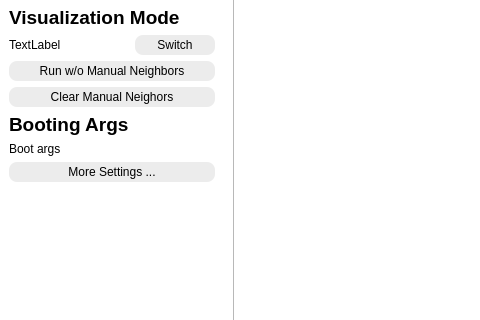
Above: __ui/__window.ui from cocoon2wong/Project-Solitaire before the change; both pictures show x 0 to 480 and y 181 to 501 of the 890 by 662 pixel window. Below: the same form after it.
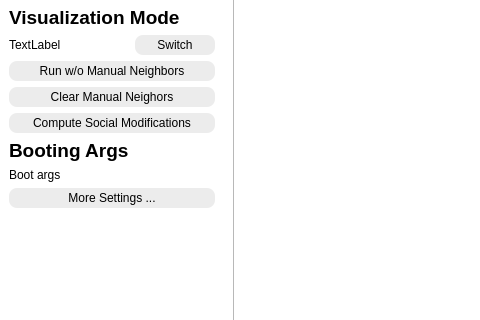
That is the form after the change. Custom widgets are drawn as their Qt base class.

Commit message: Add social-modification- visualizing methods

The edit to the form file:
```diff
--- a/__ui/__window.ui
+++ b/__ui/__window.ui
@@ -259,6 +259,13 @@
            </property>
           </widget>
          </item>
+         <item>
+          <widget class="MyButton" name="pushButton_socialmod">
+           <property name="text">
+            <string>Compute Social Modifications</string>
+           </property>
+          </widget>
+         </item>
          <item>
           <widget class="QLabel" name="label_bootargs_title">
            <property name="font">
```
The commit also changes 5 other files.
